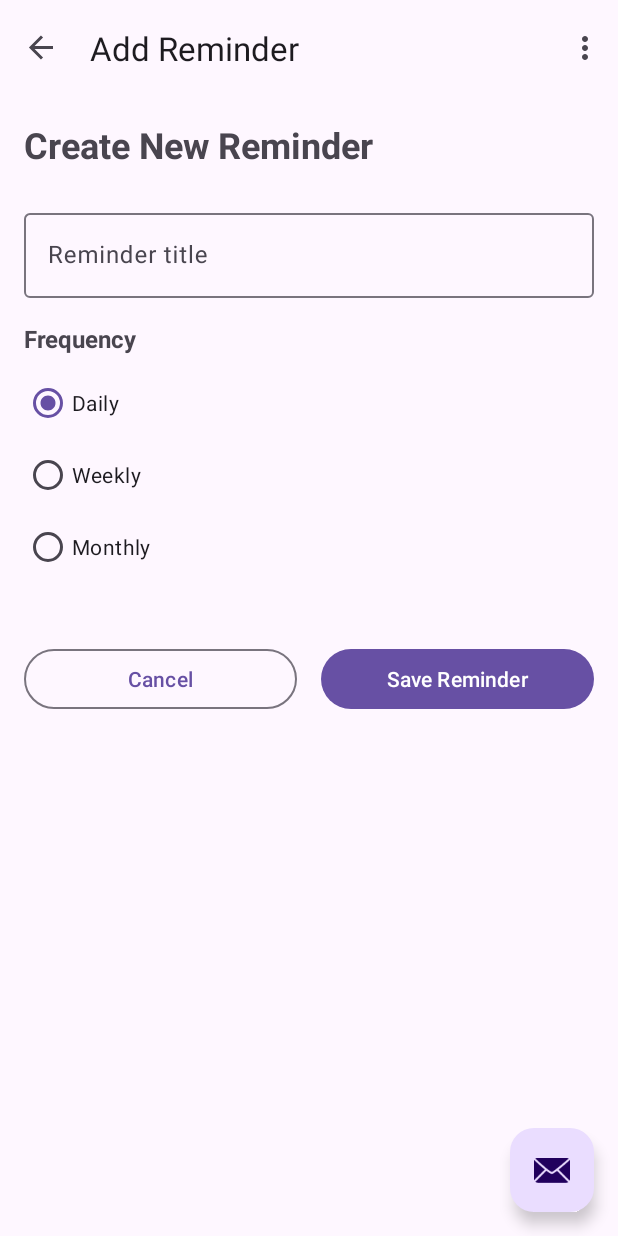
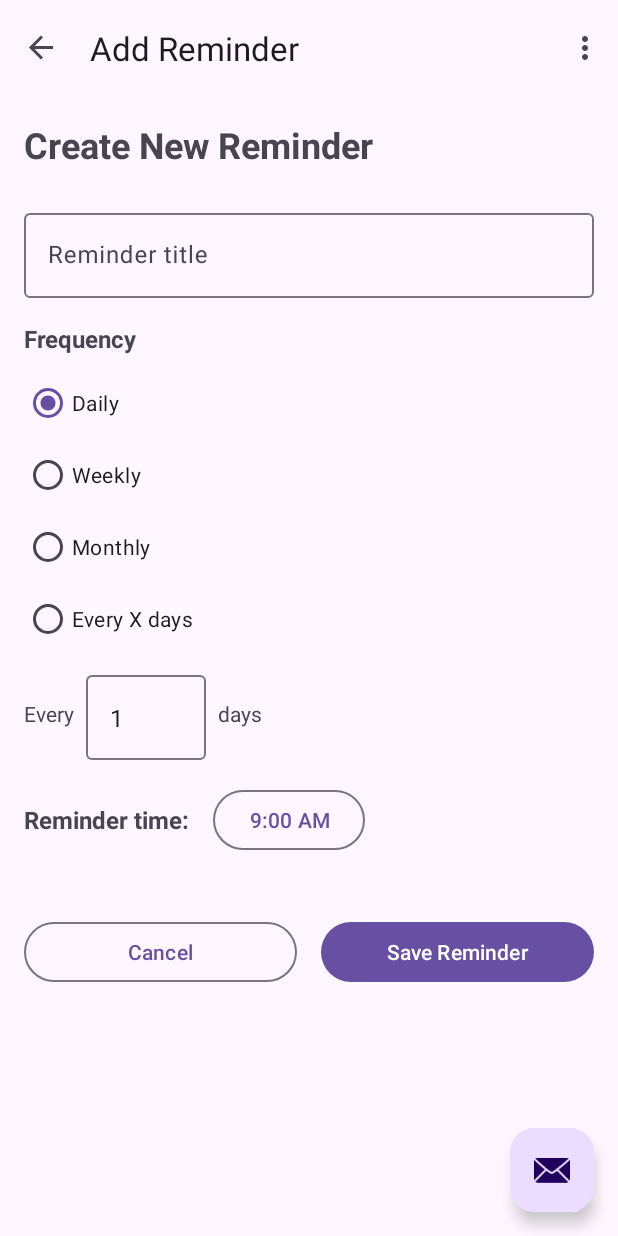
Before and after one commit to Achint-Agrawal/SimpleReminders, an Android app: the screen it shows after launch (MainActivity), after a tap on an icon or button, on a phone screen of 412 x 824 dp. Run offline under Robolectric (Android 15) with nearby library versions, the phone set to English and light mode, and no system bars; our stand-ins replace navigation-ui.

Commit message:
Add custom frequency intervals and time selection for reminders
Features added:
- Custom interval support (every X days/weeks/months)
- Time picker for setting reminder time (default 9:00 AM)
- Enhanced frequency options including 'Every X Days'
- Updated data model with LocalTime support and custom intervals
- Custom Gson serialization for LocalTime
- Updated UI to show interval and time information
- Improved form validation for custom intervals

Users can now:
- Set reminders for every 2 days, every 3 weeks, etc.
- Choose specific times for reminders (e.g., 8:30 AM, 6:00 PM)
- View reminder frequency and time in the list
- Create more flexible reminder schedules

```diff
--- a/app/src/main/java/com/example/simplereminders/Reminder.kt
+++ b/app/src/main/java/com/example/simplereminders/Reminder.kt
@@ -1,17 +1,22 @@
 package com.example.simplereminders
+
+import java.time.LocalTime
 
 data class Reminder(
     val id: Long = 0,
     val title: String,
     val frequency: Frequency,
+    val customInterval: Int = 1, // For every X days/weeks/months
     val daysOfWeek: Set<DayOfWeek> = emptySet(),
+    val reminderTime: LocalTime = LocalTime.of(9, 0), // Default 9:00 AM
     val isActive: Boolean = true
 )
 
-enum class Frequency {
-    DAILY,
-    WEEKLY,
-    MONTHLY
+enum class Frequency(val displayName: String) {
+    DAILY("Daily"),
+    WEEKLY("Weekly"),
+    MONTHLY("Monthly"),
+    CUSTOM_DAYS("Every X Days")
 }
 
 enum class DayOfWeek(val displayName: String) {
--- a/app/src/main/java/com/example/simplereminders/ReminderAdapter.kt
+++ b/app/src/main/java/com/example/simplereminders/ReminderAdapter.kt
@@ -31,7 +31,17 @@ class ReminderAdapter(
         val reminder = reminders[position]
 
         holder.titleText.text = reminder.title
-        holder.frequencyText.text = reminder.frequency.name.lowercase().replaceFirstChar { it.uppercase() }
+
+        // Format frequency text with custom intervals and time
+        val frequencyText = when (reminder.frequency) {
+            Frequency.DAILY -> if (reminder.customInterval == 1) "Daily" else "Every ${reminder.customInterval} days"
+            Frequency.WEEKLY -> if (reminder.customInterval == 1) "Weekly" else "Every ${reminder.customInterval} weeks"
+            Frequency.MONTHLY -> if (reminder.customInterval == 1) "Monthly" else "Every ${reminder.customInterval} months"
+            Frequency.CUSTOM_DAYS -> "Every ${reminder.customInterval} days"
+        }
+
+        val timeText = reminder.reminderTime.format(java.time.format.DateTimeFormatter.ofPattern("h:mm a"))
+        holder.frequencyText.text = "$frequencyText at $timeText"
 
         // Format days of week
         if (reminder.frequency == Frequency.WEEKLY && reminder.daysOfWeek.isNotEmpty()) {
--- a/app/src/main/java/com/example/simplereminders/ReminderManager.kt
+++ b/app/src/main/java/com/example/simplereminders/ReminderManager.kt
@@ -3,11 +3,23 @@ package com.example.simplereminders
 import android.content.Context
 import android.content.SharedPreferences
 import com.google.gson.Gson
+import com.google.gson.GsonBuilder
+import com.google.gson.JsonDeserializationContext
+import com.google.gson.JsonDeserializer
+import com.google.gson.JsonElement
+import com.google.gson.JsonPrimitive
+import com.google.gson.JsonSerializationContext
+import com.google.gson.JsonSerializer
 import com.google.gson.reflect.TypeToken
+import java.lang.reflect.Type
+import java.time.LocalTime
+import java.time.format.DateTimeFormatter
 
 class ReminderManager(context: Context) {
     private val prefs: SharedPreferences = context.getSharedPreferences("reminders", Context.MODE_PRIVATE)
-    private val gson = Gson()
+    private val gson = GsonBuilder()
+        .registerTypeAdapter(LocalTime::class.java, LocalTimeAdapter())
+        .create()
     private var nextId = 1L
 
     init {
@@ -17,7 +29,12 @@ class ReminderManager(context: Context) {
     fun getReminders(): List<Reminder> {
         val json = prefs.getString("reminders_list", "[]")
         val type = object : TypeToken<List<Reminder>>() {}.type
-        return gson.fromJson(json, type) ?: emptyList()
+        return try {
+            gson.fromJson(json, type) ?: emptyList()
+        } catch (e: Exception) {
+            // Handle migration from old format
+            emptyList()
+        }
     }
 
     fun addReminder(reminder: Reminder): Reminder {
@@ -53,3 +70,15 @@ class ReminderManager(context: Context) {
         prefs.edit().putLong("next_id", nextId).apply()
     }
 }
+
+class LocalTimeAdapter : JsonSerializer<LocalTime>, JsonDeserializer<LocalTime> {
+    private val formatter = DateTimeFormatter.ISO_LOCAL_TIME
+
+    override fun serialize(src: LocalTime?, typeOfSrc: Type?, context: JsonSerializationContext?): JsonElement {
+        return JsonPrimitive(src?.format(formatter))
+    }
+
+    override fun deserialize(json: JsonElement?, typeOfT: Type?, context: JsonDeserializationContext?): LocalTime {
+        return LocalTime.parse(json?.asString, formatter)
+    }
+}
--- a/app/src/main/java/com/example/simplereminders/SecondFragment.kt
+++ b/app/src/main/java/com/example/simplereminders/SecondFragment.kt
@@ -1,5 +1,6 @@
 package com.example.simplereminders
 
+import android.app.TimePickerDialog
 import android.os.Bundle
 import androidx.fragment.app.Fragment
 import android.view.LayoutInflater
@@ -9,6 +10,8 @@ import android.widget.CheckBox
 import android.widget.Toast
 import androidx.navigation.fragment.findNavController
 import com.example.simplereminders.databinding.FragmentSecondBinding
+import java.time.LocalTime
+import java.time.format.DateTimeFormatter
 
 /**
  * A simple [Fragment] subclass as the second destination in the navigation.
@@ -19,6 +22,7 @@ class SecondFragment : Fragment() {
     private val binding get() = _binding!!
 
     private lateinit var reminderManager: ReminderManager
+    private var selectedTime = LocalTime.of(9, 0) // Default 9:00 AM
 
     override fun onCreateView(
         inflater: LayoutInflater, container: ViewGroup?,
@@ -34,7 +38,9 @@ class SecondFragment : Fragment() {
         reminderManager = ReminderManager(requireContext())
 
         setupFrequencyRadioButtons()
+        setupTimePickerButton()
         setupButtons()
+        updateIntervalUnitText()
     }
 
     private fun setupFrequencyRadioButtons() {
@@ -47,7 +53,41 @@ class SecondFragment : Fragment() {
                     binding.daysOfWeekContainer.visibility = View.GONE
                 }
             }
+            updateIntervalUnitText()
         }
+    }
+
+    private fun updateIntervalUnitText() {
+        val unitText = when (binding.frequencyRadioGroup.checkedRadioButtonId) {
+            R.id.daily_radio -> "days"
+            R.id.weekly_radio -> "weeks"
+            R.id.monthly_radio -> "months"
+            R.id.custom_days_radio -> "days"
+            else -> "days"
+        }
+        binding.intervalUnitText.text = unitText
+    }
+
+    private fun setupTimePickerButton() {
+        updateTimeButtonText()
+
+        binding.timePickerButton.setOnClickListener {
+            TimePickerDialog(
+                requireContext(),
+                { _, hourOfDay, minute ->
+                    selectedTime = LocalTime.of(hourOfDay, minute)
+                    updateTimeButtonText()
+                },
+                selectedTime.hour,
+                selectedTime.minute,
+                false // Use 12-hour format
+            ).show()
+        }
+    }
+
+    private fun updateTimeButtonText() {
+        val formatter = DateTimeFormatter.ofPattern("h:mm a")
+        binding.timePickerButton.text = selectedTime.format(formatter)
     }
 
     private fun setupButtons() {
@@ -72,7 +112,14 @@ class SecondFragment : Fragment() {
             R.id.daily_radio -> Frequency.DAILY
             R.id.weekly_radio -> Frequency.WEEKLY
             R.id.monthly_radio -> Frequency.MONTHLY
+            R.id.custom_days_radio -> Frequency.CUSTOM_DAYS
             else -> Frequency.DAILY
+        }
+
+        val customInterval = binding.intervalInput.text?.toString()?.toIntOrNull() ?: 1
+        if (customInterval < 1) {
+            Toast.makeText(context, "Interval must be at least 1", Toast.LENGTH_SHORT).show()
+            return
         }
 
         val daysOfWeek = if (frequency == Frequency.WEEKLY) {
@@ -90,7 +137,9 @@ class SecondFragment : Fragment() {
         val reminder = Reminder(
             title = title,
             frequency = frequency,
-            daysOfWeek = daysOfWeek
+            customInterval = customInterval,
+            daysOfWeek = daysOfWeek,
+            reminderTime = selectedTime
         )
 
         reminderManager.addReminder(reminder)
--- a/app/src/main/res/layout/fragment_second.xml
+++ b/app/src/main/res/layout/fragment_second.xml
@@ -46,7 +46,7 @@
             android:id="@+id/frequency_radio_group"
             android:layout_width="match_parent"
             android:layout_height="wrap_content"
-            android:layout_marginBottom="16dp">
+            android:layout_marginBottom="8dp">
 
             <RadioButton
                 android:id="@+id/daily_radio"
@@ -67,7 +67,77 @@
                 android:layout_height="wrap_content"
                 android:text="Monthly" />
 
+            <RadioButton
+                android:id="@+id/custom_days_radio"
+                android:layout_width="wrap_content"
+                android:layout_height="wrap_content"
+                android:text="Every X days" />
+
         </RadioGroup>
+
+        <!-- Custom Interval Input -->
+        <LinearLayout
+            android:id="@+id/custom_interval_container"
+            android:layout_width="match_parent"
+            android:layout_height="wrap_content"
+            android:orientation="horizontal"
+            android:gravity="center_vertical"
+            android:layout_marginBottom="16dp">
+
+            <TextView
+                android:layout_width="wrap_content"
+                android:layout_height="wrap_content"
+                android:text="Every"
+                android:layout_marginEnd="8dp" />
+
+            <com.google.android.material.textfield.TextInputLayout
+                android:layout_width="80dp"
+                android:layout_height="wrap_content"
+                android:layout_marginEnd="8dp">
+
+                <com.google.android.material.textfield.TextInputEditText
+                    android:id="@+id/interval_input"
+                    android:layout_width="match_parent"
+                    android:layout_height="wrap_content"
+                    android:inputType="number"
+                    android:text="1" />
+
+            </com.google.android.material.textfield.TextInputLayout>
+
+            <TextView
+                android:id="@+id/interval_unit_text"
+                android:layout_width="wrap_content"
+                android:layout_height="wrap_content"
+                android:text="days" />
+
+        </LinearLayout>
+
+        <!-- Time Selection -->
+        <LinearLayout
+            android:layout_width="match_parent"
+            android:layout_height="wrap_content"
+            android:orientation="horizontal"
+            android:gravity="center_vertical"
+            android:layout_marginBottom="16dp">
+
+            <TextView
+                android:layout_width="wrap_content"
+                android:layout_height="wrap_content"
+                android:text="Reminder time:"
+                android:textSize="16sp"
+                android:textStyle="bold"
+                android:layout_marginEnd="16dp" />
+
+            <Button
+                android:id="@+id/time_picker_button"
+                style="@style/Widget.Material3.Button.OutlinedButton"
+                android:layout_width="wrap_content"
+                android:layout_height="wrap_content"
+                android:text="9:00 AM"
+                android:drawableStart="@android:drawable/ic_menu_recent_history"
+                android:drawablePadding="8dp" />
+
+        </LinearLayout>
 
         <LinearLayout
             android:id="@+id/days_of_week_container"
```
